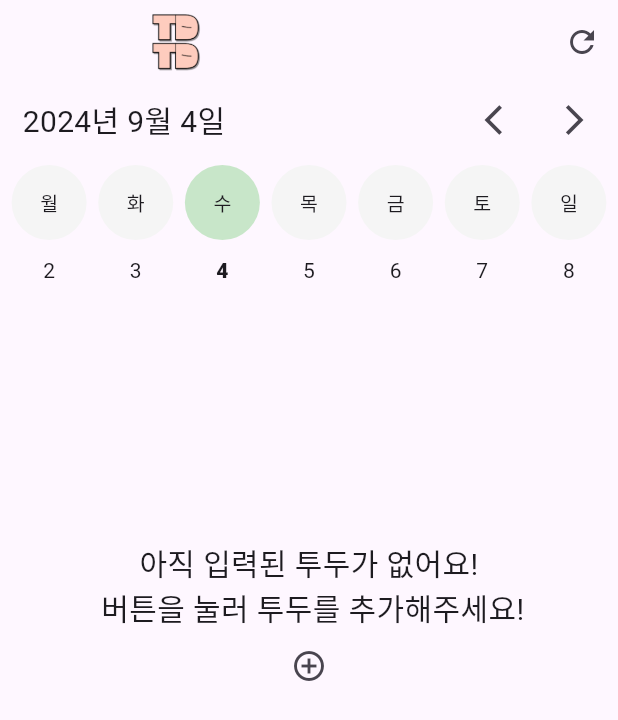
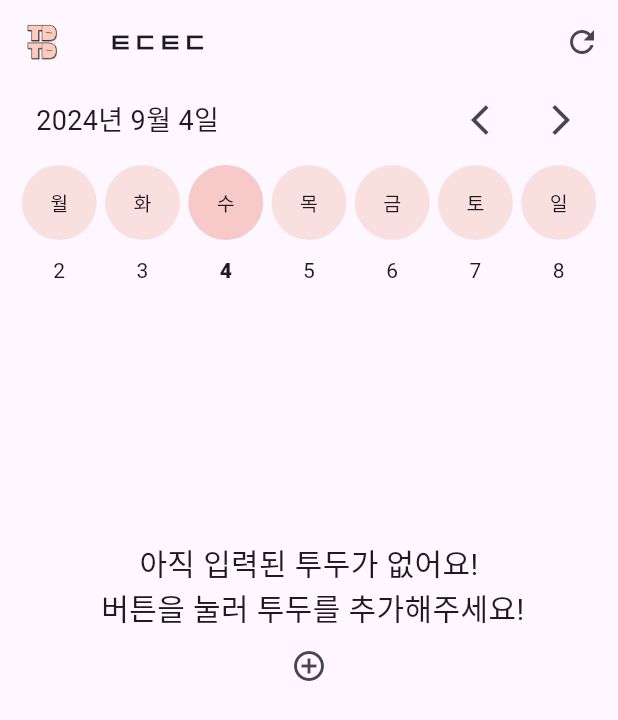
Before and after one commit to Yoojkim/TDTD, a Flutter app: the screen it shows after launch, on a phone screen of 412 x 824 dp. Shown: the top 720 px of the screen. Run offline on Flutter 3.47's test engine with Material 3 defaults, Android fonts, the phone set to English and light mode, and no system bars; our stand-ins replace go_router, sqflite; accounts and stored records are empty.

Commit message:
refact: 디자인 변경
- padding 추가
- primary color 분홍색으로 변경
- appbar title 추가

```diff
--- a/lib/const/color.dart
+++ b/lib/const/color.dart
@@ -1,5 +1,5 @@
 import 'package:flutter/material.dart';
 
 const primartColor = Color.fromRGBO(254, 204, 190, 100);
-const lightGrey = Color(0xFFF5F5F5);
-const lightGreen = Color(0xFFC8E6C9);
+const superLightPink = Color(0xFFFADFDF);
+const lightPink = Color(0xFFF7C9C9);
--- a/lib/main.dart
+++ b/lib/main.dart
@@ -1,7 +1,6 @@
 import 'package:flutter/material.dart';
 import 'package:provider/provider.dart';
 import 'package:todolist/router/router.dart';
-import 'package:todolist/screen/splash_screen.dart';
 import 'package:todolist/state/standard_date_provider.dart';
 
 void main() {
@@ -11,6 +10,7 @@ void main() {
           ChangeNotifierProvider(create: (_) => StandardDate()),
         ],
         child: MaterialApp.router(
+          debugShowCheckedModeBanner: false,
           routerConfig: router,
         )),
   );
--- a/lib/screen/todo_screen.dart
+++ b/lib/screen/todo_screen.dart
@@ -25,10 +25,16 @@ class _ToDoScreenState extends State<ToDoScreen> {
     StandardDate standardDate = Provider.of<StandardDate>(context);
     return Scaffold(
       appBar: AppBar(
-        leading: Container(),
-        title: const Logo(
+        leading: const Logo(
           width: 90,
           height: 90,
+        ),
+        title: const Text(
+          'ㅌㄷㅌㄷ',
+          style: TextStyle(
+            fontSize: 18.0,
+            fontWeight: FontWeight.w600,
+          ),
         ),
         actions: [
           IconButton(
@@ -51,7 +57,7 @@ class _ToDoScreenState extends State<ToDoScreen> {
               5.0,
             ),
           ),
-          ToDoList(),
+          const ToDoList(),
         ],
       )),
     );
--- a/lib/widget/date_widget.dart
+++ b/lib/widget/date_widget.dart
@@ -6,7 +6,10 @@ import 'package:todolist/state/standard_date_provider.dart';
 
 class DateNavigator extends StatefulWidget {
   final DateTime today;
-  DateNavigator({super.key, required this.today});
+  DateNavigator({
+    super.key,
+    required this.today,
+  });
 
   @override
   State<DateNavigator> createState() => _DateNavigatorState();
@@ -24,7 +27,11 @@ class _DateNavigatorState extends State<DateNavigator> {
     DateTime standardDate = standardDateByProvider.standardDate;
     WeekDay weekDay = WeekDay(standardDate);
 
-    return Column(
+    return Padding(
+      padding: const EdgeInsets.symmetric(
+        horizontal: 9.0,
+      ),
+      child: Column(
         children: [
           Row(
             mainAxisAlignment: MainAxisAlignment.spaceBetween,
@@ -36,7 +43,7 @@ class _DateNavigatorState extends State<DateNavigator> {
                 child: Text(
                   '${standardDate.year}년 ${standardDate.month}월 ${standardDate.day}일',
                   style: const TextStyle(
-                  fontSize: 20.0,
+                    fontSize: 18.0,
                   ),
                 ),
               ),
@@ -74,6 +81,7 @@ class _DateNavigatorState extends State<DateNavigator> {
                 createDaysWidget(weekDay, standardDateByProvider, widget.today),
           ),
         ],
+      ),
     );
   }
 
@@ -94,8 +102,9 @@ class _DateNavigatorState extends State<DateNavigator> {
                   height: 50.0,
                   width: 50.0,
                   decoration: BoxDecoration(
-                    color:
-                        standardDate.standardDate != e ? lightGrey : lightGreen,
+                    color: standardDate.standardDate != e
+                        ? superLightPink
+                        : lightPink,
                     borderRadius: BorderRadius.circular(25),
                   ),
                   child: Text(
```
Lines whose indentation alone changed are shown as unchanged.
